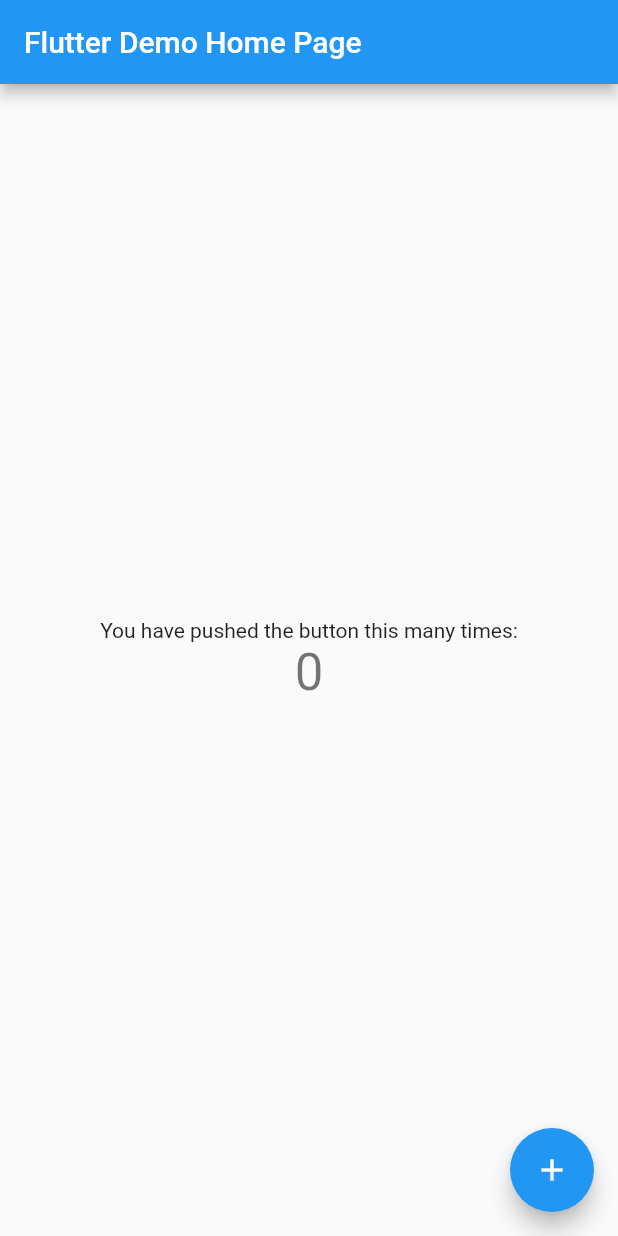
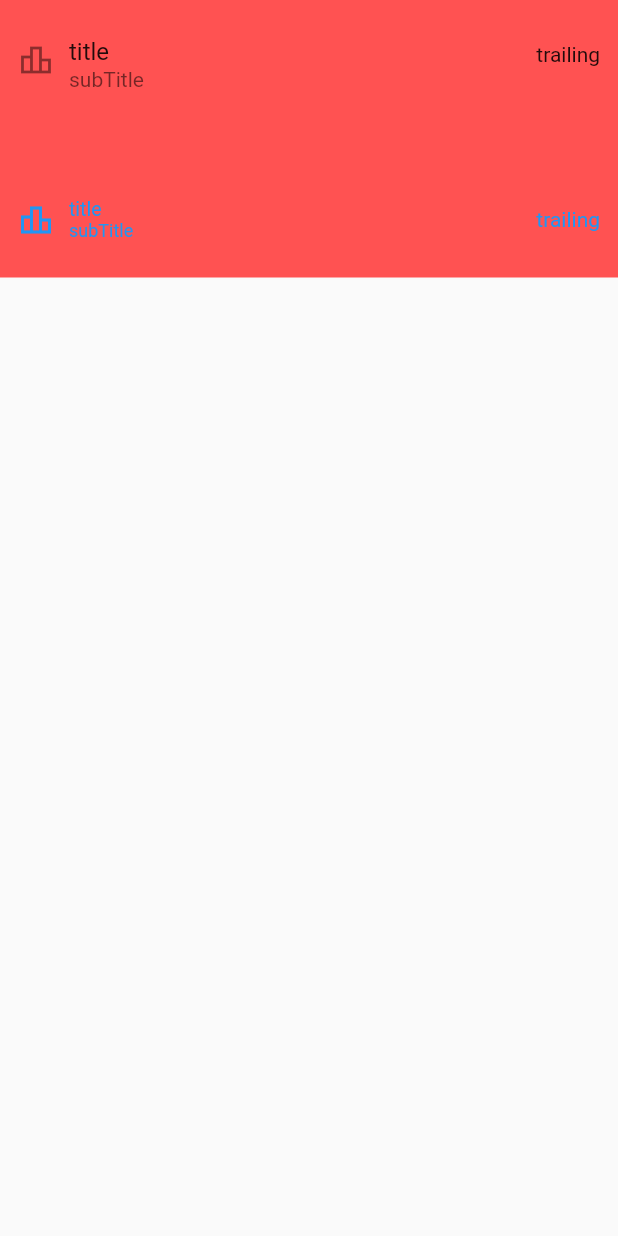
Before and after one commit to PrernaBhavsar99/flutter_book, a Flutter app: the screen it shows after launch, on a phone screen of 412 x 824 dp. Run offline on Flutter 3.47's test engine with Material 2 defaults, Android fonts, the phone set to English and light mode, and no system bars.

Commit message:
grid tile grid tile bar list tile completed

```diff
--- /dev/null
+++ b/lib/listtile.dart
@@ -0,0 +1,67 @@
+import 'package:flutter/material.dart';
+
+class ListTileWidget extends StatefulWidget {
+  const ListTileWidget({Key? key}) : super(key: key);
+
+  @override
+  _ListTileWidgetState createState() => _ListTileWidgetState();
+}
+
+class _ListTileWidgetState extends State<ListTileWidget> {
+  @override
+  Widget build(BuildContext context) {
+    return Scaffold(
+      body: SafeArea(
+          child: ListView(
+        children: [
+          ListTile(
+            autofocus: true,
+            contentPadding: EdgeInsets.all(12),
+            //dense: true, // o shorten the list tile
+            enableFeedback: true,
+            enabled: true,
+            focusColor: Colors.amber, //focusNode: ,
+            // hoverColor: Colors.blue,
+            isThreeLine: true, horizontalTitleGap: 12,
+            leading: Icon(Icons.leaderboard_outlined), minLeadingWidth: 14,
+            minVerticalPadding: 12,
+            //mouseCursor: MouseCursor.defer,
+            onLongPress: () {},
+            onTap: () {},
+            // selected: true,
+            // selectedTileColor: Colors.redAccent,
+            shape: RoundedRectangleBorder(),
+            subtitle: Text("subTitle"),
+            tileColor: Colors.redAccent,
+            title: Text("title"),
+            trailing: Text("trailing"),
+            visualDensity: VisualDensity.comfortable,
+          ),
+          ListTile(
+            autofocus: true,
+            contentPadding: EdgeInsets.all(12),
+            dense: true,
+            enableFeedback: true,
+            enabled: true,
+            focusColor: Colors.amber, //focusNode: ,
+            hoverColor: Colors.blue,
+            isThreeLine: true, horizontalTitleGap: 12,
+            leading: Icon(Icons.leaderboard_outlined), minLeadingWidth: 14,
+            minVerticalPadding: 12,
+            mouseCursor: MouseCursor.defer,
+            onLongPress: () {},
+            onTap: () {},
+            selected: true,
+            selectedTileColor: Colors.redAccent,
+            shape: RoundedRectangleBorder(),
+            subtitle: Text("subTitle"),
+            tileColor: Colors.cyanAccent,
+            title: Text("title"),
+            trailing: Text("trailing"),
+            visualDensity: VisualDensity.comfortable,
+          )
+        ],
+      )),
+    );
+  }
+}
--- a/lib/main.dart
+++ b/lib/main.dart
@@ -1,4 +1,8 @@
 import 'package:flutter/material.dart';
+import 'package:flutter_book/gridTiles.dart';
+import 'package:flutter_book/gridpaper.dart';
+import 'package:flutter_book/gridtile.dart';
+import 'package:flutter_book/listtile.dart';
 
 void main() {
   runApp(MyApp());
@@ -22,8 +26,7 @@ class MyApp extends StatelessWidget {
           // is not restarted.
           primarySwatch: Colors.blue,
         ),
-      home: MyHomePage(title: 'Flutter Demo Home Page'),
-    );
+        home: ListTileWidget());
   }
 }
 
```
Also changed, not shown: lib/gridTiles.dart (added, +24 -0 lines), lib/gridpaper.dart (added, +25 -0 lines), lib/gridtile.dart (added, +23 -0 lines), lib/card.dart (added), lib/gridview.dart (added), lib/listview.dart (added), lib/listviewbuild.dart (added), 1 other file. Lines whose indentation alone changed are shown as unchanged.
